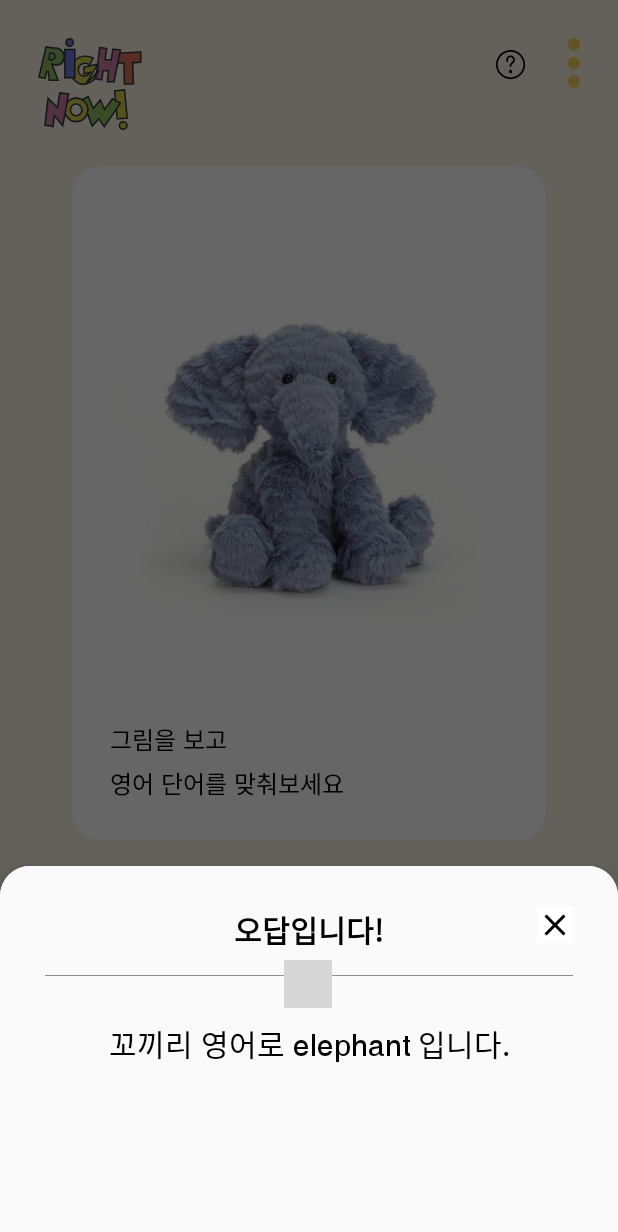
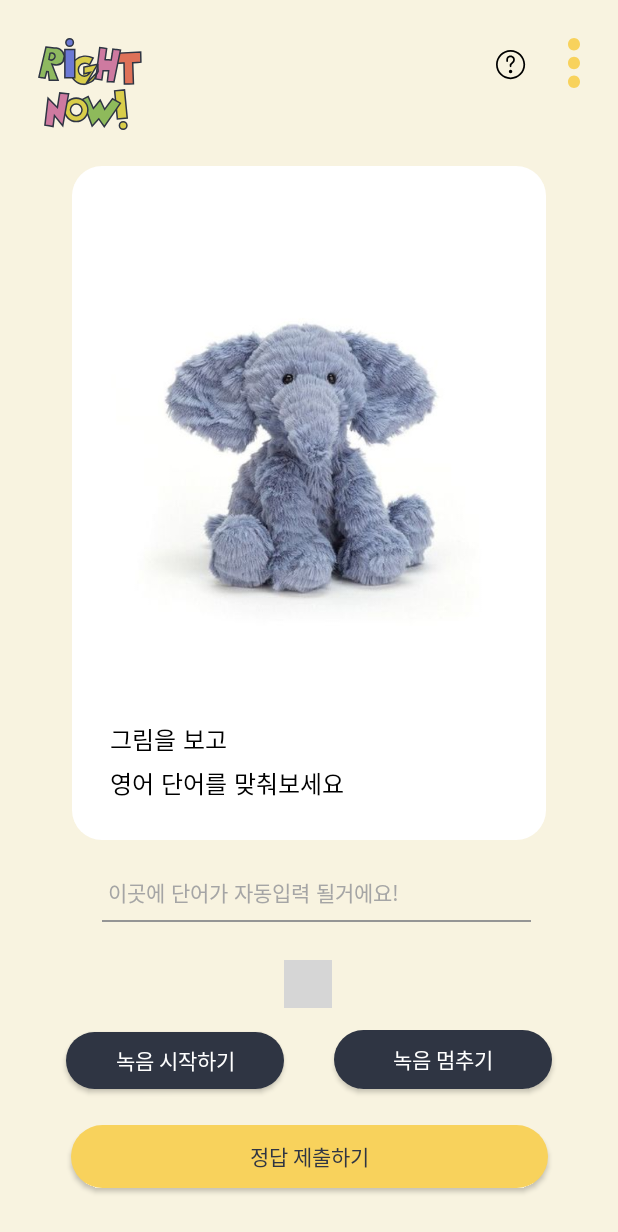
Before and after one commit to CAP-JJANG/RightNow, an Android app: the QuizFragment screen opened through its navigation route, after a tap on "정답 제출하기", on a phone screen of 412 x 824 dp. Shown: the top 1232 px of the screen. Run offline under Robolectric (Android 15) with nearby library versions, the phone set to English and light mode, and no system bars; our stand-ins replace data binding; plain views replace DotsIndicator; 2 statements that could not run were skipped; grey boxes are pictures that could not be loaded.

Commit message:
FIX/테스트로 인했던 주석 해제

```diff
--- a/app/src/main/java/com/capjjang/rightnow/ui/QuizFragment.kt
+++ b/app/src/main/java/com/capjjang/rightnow/ui/QuizFragment.kt
@@ -170,16 +170,16 @@ class QuizFragment : BaseFragment<FragmentQuizBinding>(R.layout.fragment_quiz) {
 
             audioRecorder.stopRecording()
 
-//            if(binding.textView2.text == ""){
-//                Toast.makeText(context,"정답을 입력해주세요.",Toast.LENGTH_SHORT).show()
-//            }else{
+            if(binding.textView2.text == ""){
+                Toast.makeText(context,"정답을 입력해주세요.",Toast.LENGTH_SHORT).show()
+            }else{
                 if(quizItems[binding.viewPager2.currentItem] == binding.textView2.text.toString())
                     isAnswerCorrect[binding.viewPager2.currentItem] = true
                 isAnswerSubmitted[binding.viewPager2.currentItem] = true
                 binding.viewPager2.isUserInputEnabled = true
 
                 fragmentManager?.let { it1 -> QuizResultDialog(binding.viewPager2.currentItem, isAnswerCorrect).show(it1, "resultDialog") }
-//            }
+            }
 
 //            val action = QuizFragmentDirections.actionQuizFragmentToQuizResultDialog(answer)
 //            navController.navigate(action)
```
